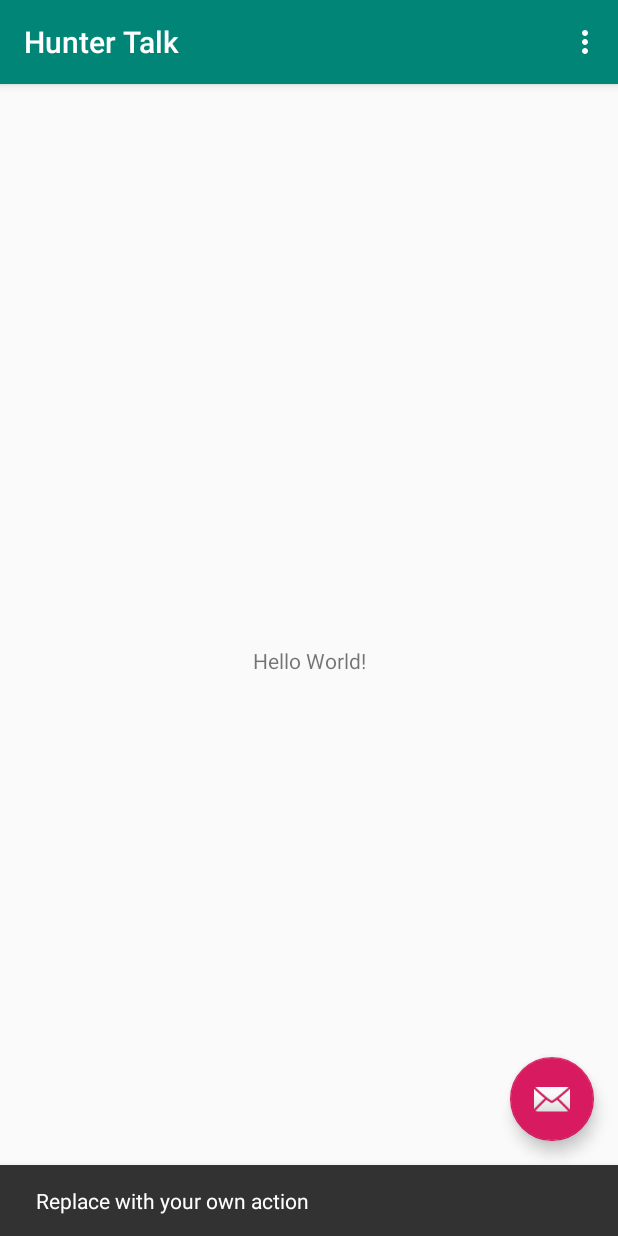
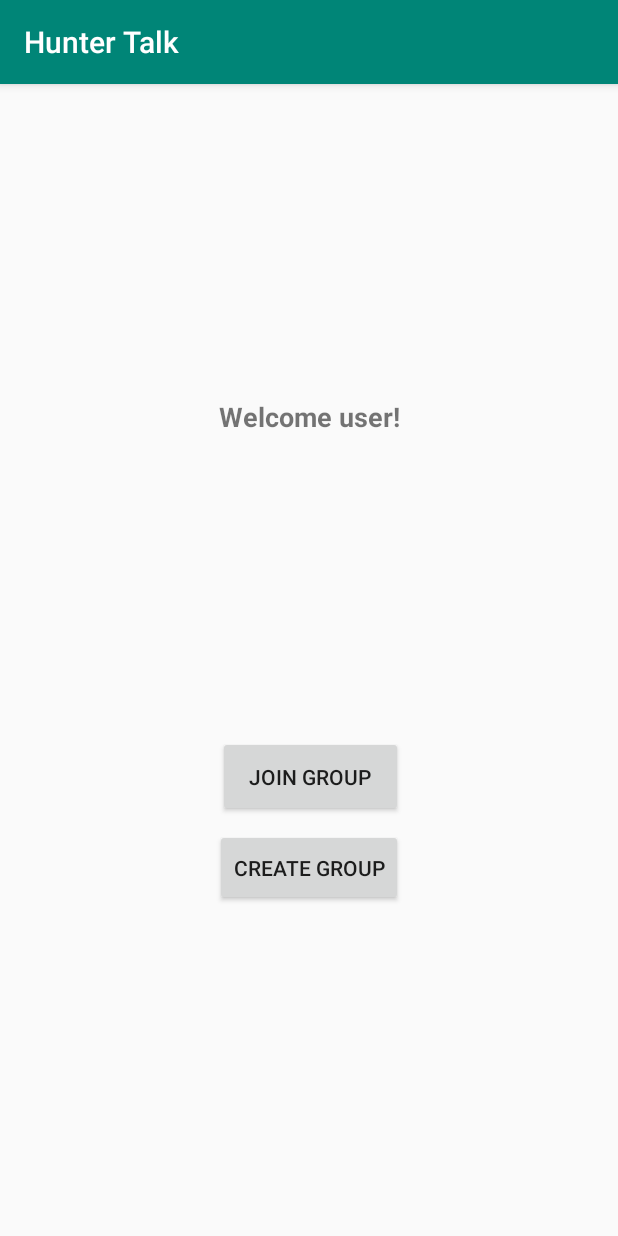
Before and after one commit to transmission-project/y2-project, an Android app: the screen it shows after launch (MainActivity before the commit, Home_page after it), after a tap on an icon or button, on a phone screen of 412 x 824 dp. Run offline under Robolectric (Android 15) with nearby library versions, the light colour scheme and no system bars.

Commit message:
Create main page and join group page

```diff
--- a/android/app/src/main/AndroidManifest.xml
+++ b/android/app/src/main/AndroidManifest.xml
@@ -9,6 +9,8 @@
         android:roundIcon="@mipmap/ic_launcher_round"
         android:supportsRtl="true"
         android:theme="@style/AppTheme">
+        <activity android:name=".join_create"></activity>
+        <activity android:name=".Home_page" />
         <activity
             android:name=".MainActivity"
             android:label="@string/app_name"
--- /dev/null
+++ b/android/app/src/main/java/com/example/huntertalk/Home_page.java
@@ -0,0 +1,32 @@
+package com.example.huntertalk;
+
+import android.content.Intent;
+import android.support.v7.app.AppCompatActivity;
+import android.os.Bundle;
+import android.view.View;
+import android.widget.Button;
+import android.widget.EditText;
+
+public class Home_page extends AppCompatActivity  {
+
+    Button bjoin;
+    String st;
+
+    @Override
+    protected void onCreate(Bundle savedInstanceState) {
+        super.onCreate(savedInstanceState);
+        setContentView(R.layout.activity_home_page);
+
+
+        bjoin = (Button) findViewById(R.id.bjoin);
+        bjoin.setOnClickListener(new View.OnClickListener(){
+            public void onClick(View v){
+                Intent i=new Intent(Home_page.this,join_create.class);
+
+                startActivity(i);
+
+            }
+        });
+    }
+
+}
--- a/android/app/src/main/java/com/example/huntertalk/MainActivity.java
+++ b/android/app/src/main/java/com/example/huntertalk/MainActivity.java
@@ -1,5 +1,6 @@
 package com.example.huntertalk;
 
+import android.content.Intent;
 import android.os.Bundle;
 import android.support.design.widget.FloatingActionButton;
 import android.support.design.widget.Snackbar;
@@ -8,8 +9,10 @@ import android.support.v7.widget.Toolbar;
 import android.view.View;
 import android.view.Menu;
 import android.view.MenuItem;
+import android.widget.Button;
 
-public class MainActivity extends AppCompatActivity {
+public class MainActivity extends AppCompatActivity implements View.OnClickListener{
+    Button button2;
 
     @Override
     protected void onCreate(Bundle savedInstanceState) {
@@ -18,12 +21,14 @@ public class MainActivity extends AppCompatActivity {
         Toolbar toolbar = findViewById(R.id.toolbar);
         setSupportActionBar(toolbar);
 
+
         FloatingActionButton fab = findViewById(R.id.fab);
         fab.setOnClickListener(new View.OnClickListener() {
             @Override
             public void onClick(View view) {
-                Snackbar.make(view, "Replace with your own action", Snackbar.LENGTH_LONG)
-                        .setAction("Action", null).show();
+            startActivity(new Intent(MainActivity.this, Home_page.class));
+               // Snackbar.make(view, "Replace with your own action", Snackbar.LENGTH_LONG)
+                        //.setAction("Action", null).show();
             }
         });
     }
@@ -49,4 +54,12 @@ public class MainActivity extends AppCompatActivity {
 
         return super.onOptionsItemSelected(item);
     }
+
+    public void onClick(View v){
+        switch(v.getId()){
+            case R.id.fab:
+                startActivity(new Intent(this, Home_page.class));
+                break;
+        }
+    }
 }
--- /dev/null
+++ b/android/app/src/main/res/layout/activity_home_page.xml
@@ -0,0 +1,55 @@
+<?xml version="1.0" encoding="utf-8"?>
+<android.support.constraint.ConstraintLayout xmlns:android="http://schemas.android.com/apk/res/android"
+    xmlns:app="http://schemas.android.com/apk/res-auto"
+    xmlns:tools="http://schemas.android.com/tools"
+    android:layout_width="match_parent"
+    android:layout_height="match_parent"
+    tools:context=".Home_page">
+
+    <Button
+        android:id="@+id/bjoin"
+        android:layout_width="123dp"
+        android:layout_height="54dp"
+        android:layout_marginStart="8dp"
+        android:layout_marginLeft="8dp"
+        android:layout_marginEnd="8dp"
+        android:layout_marginRight="8dp"
+        android:layout_marginBottom="8dp"
+        android:text="Join group"
+        app:layout_constraintBottom_toTopOf="@+id/button3"
+        app:layout_constraintEnd_toEndOf="parent"
+        app:layout_constraintHorizontal_bias="0.503"
+        app:layout_constraintStart_toStartOf="parent" />
+
+    <Button
+        android:id="@+id/button3"
+        android:layout_width="125dp"
+        android:layout_height="51dp"
+        android:layout_marginStart="8dp"
+        android:layout_marginLeft="8dp"
+        android:layout_marginEnd="8dp"
+        android:layout_marginRight="8dp"
+        android:layout_marginBottom="220dp"
+        android:text="Create group"
+        app:layout_constraintBottom_toBottomOf="parent"
+        app:layout_constraintEnd_toEndOf="parent"
+        app:layout_constraintStart_toStartOf="parent" />
+
+    <TextView
+        android:id="@+id/textView"
+        android:layout_width="wrap_content"
+        android:layout_height="wrap_content"
+        android:layout_marginStart="8dp"
+        android:layout_marginLeft="8dp"
+        android:layout_marginTop="8dp"
+        android:layout_marginEnd="8dp"
+        android:layout_marginRight="8dp"
+        android:text="Welcome user!"
+        android:textSize="18sp"
+        android:textStyle="bold"
+        app:layout_constraintBottom_toTopOf="@+id/bjoin"
+        app:layout_constraintEnd_toEndOf="parent"
+        app:layout_constraintStart_toStartOf="parent"
+        app:layout_constraintTop_toTopOf="parent" />
+
+</android.support.constraint.ConstraintLayout>
--- a/android/app/src/main/res/layout/activity_main.xml
+++ b/android/app/src/main/res/layout/activity_main.xml
@@ -20,8 +20,6 @@
 
     </android.support.design.widget.AppBarLayout>
 
-    <include layout="@layout/content_main" />
-
     <android.support.design.widget.FloatingActionButton
         android:id="@+id/fab"
         android:layout_width="wrap_content"
--- a/android/app/src/main/res/values/strings.xml
+++ b/android/app/src/main/res/values/strings.xml
@@ -1,4 +1,5 @@
 <resources>
     <string name="app_name">Hunter Talk</string>
     <string name="action_settings">Settings</string>
+    <string name="title_activity_group_page">group_page</string>
 </resources>
```
Also changed, not shown: android/app/src/main/java/com/example/huntertalk/join_create.java (added, +17 -0 lines), android/app/src/main/res/layout/activity_join_create.xml (added, +42 -0 lines).
